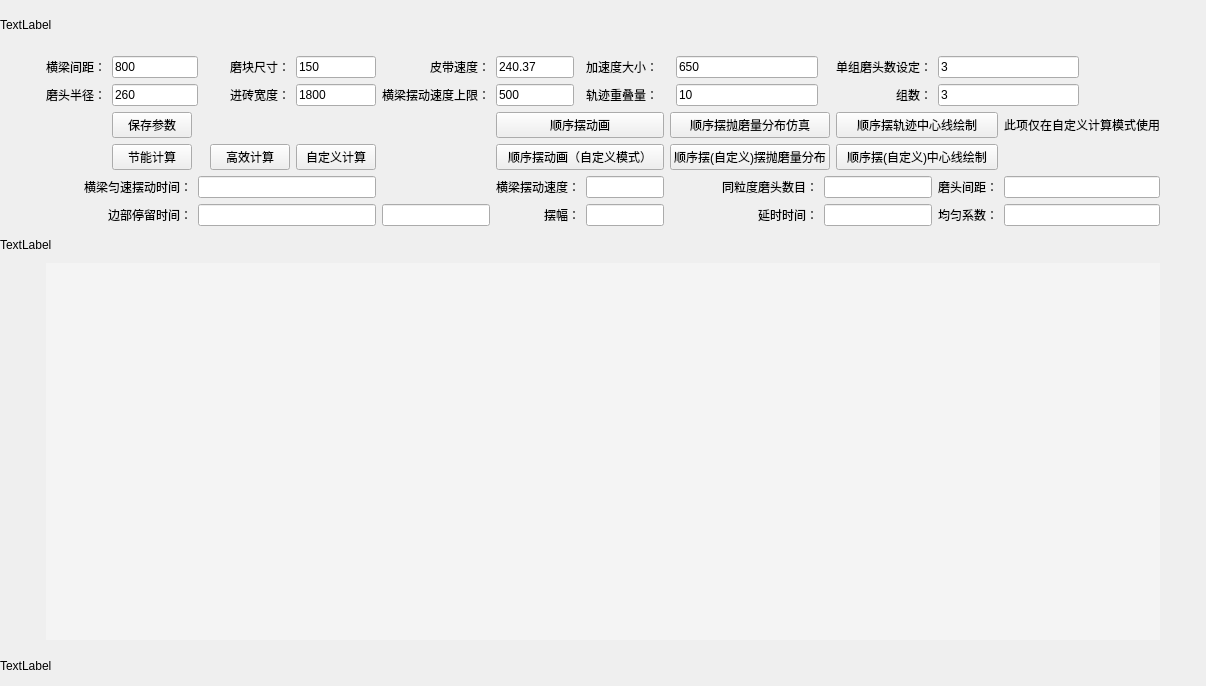
This is Single_Calc.ui in wuheideyun/PolishingParameterNew as Qt 5 draws it before an edit. The edited form follows.
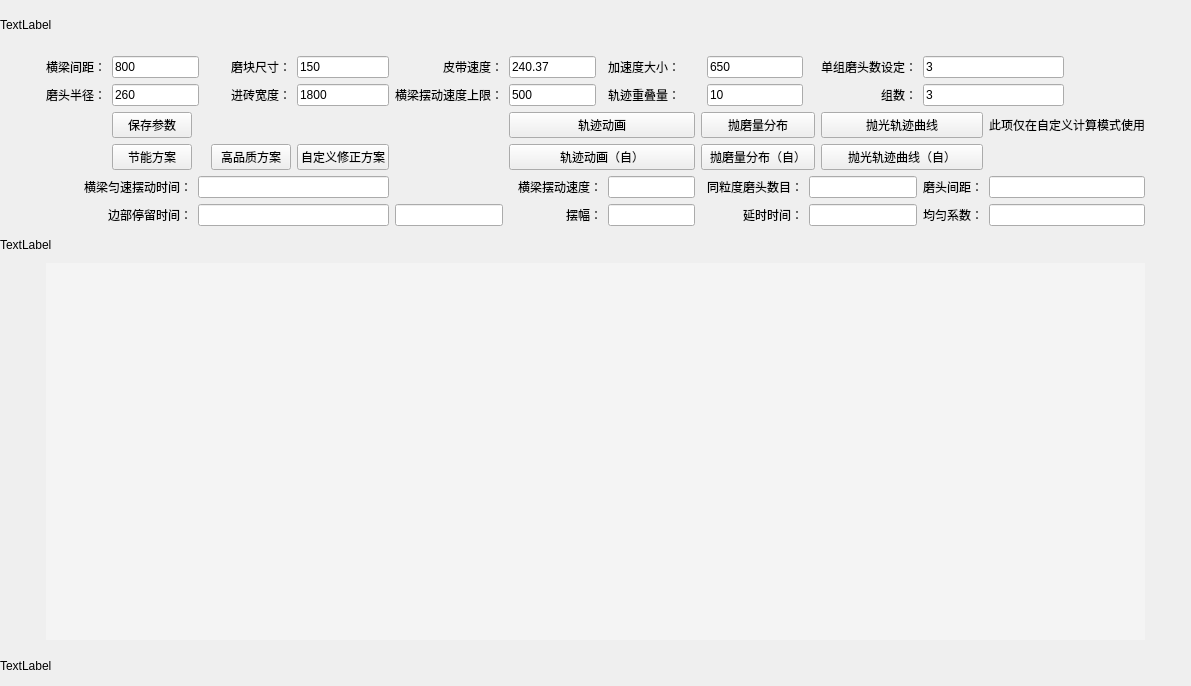
This is the edited form.

What changed in the file:
```diff
--- a/Single_Calc.ui
+++ b/Single_Calc.ui
@@ -58,7 +58,7 @@
     <item row="3" column="16" colspan="2">
      <widget class="QPushButton" name="button_middle_line_order">
       <property name="text">
-       <string>顺序摆轨迹中心线绘制</string>
+       <string>抛光轨迹曲线</string>
       </property>
      </widget>
     </item>
@@ -113,7 +113,7 @@
     <item row="4" column="2">
      <widget class="QPushButton" name="button_energy_calculate">
       <property name="text">
-       <string>节能计算</string>
+       <string>节能方案</string>
       </property>
      </widget>
     </item>
@@ -158,7 +158,7 @@
     <item row="4" column="6">
      <widget class="QPushButton" name="button_selfdefine_calculate">
       <property name="text">
-       <string>自定义计算</string>
+       <string>自定义修正方案</string>
       </property>
      </widget>
     </item>
@@ -186,14 +186,14 @@
     <item row="3" column="8" colspan="4">
      <widget class="QPushButton" name="button_animation_order">
       <property name="text">
-       <string>顺序摆动画</string>
+       <string>轨迹动画</string>
       </property>
      </widget>
     </item>
     <item row="4" column="8" colspan="4">
      <widget class="QPushButton" name="button_animation_order_define">
       <property name="text">
-       <string>顺序摆动画（自定义模式）</string>
+       <string>轨迹动画（自）</string>
       </property>
      </widget>
     </item>
@@ -207,7 +207,7 @@
     <item row="4" column="16" colspan="2">
      <widget class="QPushButton" name="button_middle_line_order_define">
       <property name="text">
-       <string>顺序摆(自定义)中心线绘制</string>
+       <string>抛光轨迹曲线（自）</string>
       </property>
      </widget>
     </item>
@@ -242,7 +242,7 @@
     <item row="4" column="12" colspan="4">
      <widget class="QPushButton" name="button_simulation_order_define">
       <property name="text">
-       <string>顺序摆(自定义)摆抛磨量分布</string>
+       <string>抛磨量分布（自）</string>
       </property>
      </widget>
     </item>
@@ -355,7 +355,7 @@
     <item row="4" column="5">
      <widget class="QPushButton" name="button_efficient_calculate">
       <property name="text">
-       <string>高效计算</string>
+       <string>高品质方案</string>
       </property>
      </widget>
     </item>
@@ -400,7 +400,7 @@
     <item row="3" column="12" colspan="4">
      <widget class="QPushButton" name="button_simulation_order">
       <property name="text">
-       <string>顺序摆抛磨量分布仿真</string>
+       <string>抛磨量分布</string>
       </property>
      </widget>
     </item>
```
